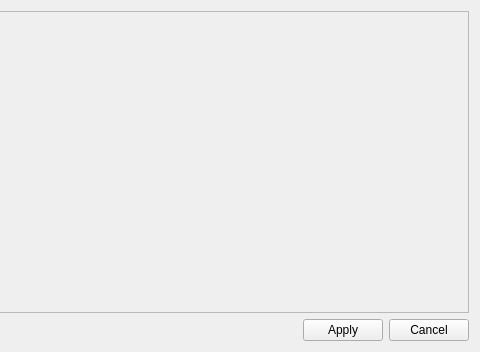
Before: the Qt Designer form tp_interface/ui/metadata_window.ui in nickdmakes/tek-plexor, drawn with Qt 5; both pictures show x 340 to 820 and y 0 to 352 of the 820 by 352 pixel window.
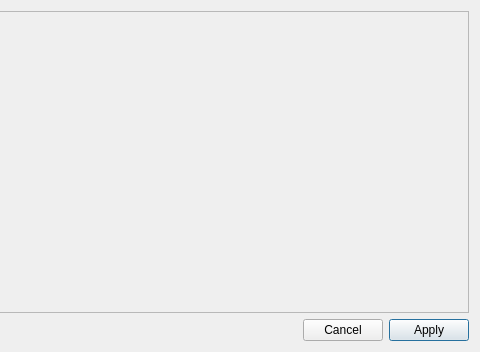
After: the same form once the commit is applied.

Commit message: apply button working

Patch:
```diff
--- a/tp_interface/ui/metadata_window.ui
+++ b/tp_interface/ui/metadata_window.ui
@@ -84,18 +84,24 @@
       </spacer>
      </item>
      <item>
-      <widget class="QDialogButtonBox" name="mdApplyCancelBox">
-       <property name="sizePolicy">
-        <sizepolicy hsizetype="Fixed" vsizetype="Fixed">
-         <horstretch>0</horstretch>
-         <verstretch>0</verstretch>
-        </sizepolicy>
+      <widget class="QPushButton" name="mdCancelButton">
+       <property name="text">
+        <string>Cancel</string>
        </property>
-       <property name="layoutDirection">
-        <enum>Qt::RightToLeft</enum>
+      </widget>
+     </item>
+     <item>
+      <widget class="QPushButton" name="mdApplyButton">
+       <property name="font">
+        <font>
+         <bold>false</bold>
+        </font>
        </property>
-       <property name="standardButtons">
-        <set>QDialogButtonBox::Apply|QDialogButtonBox::Cancel</set>
+       <property name="text">
+        <string>Apply</string>
+       </property>
+       <property name="default">
+        <bool>true</bool>
        </property>
       </widget>
      </item>
```
The commit also changes 3 other files.
